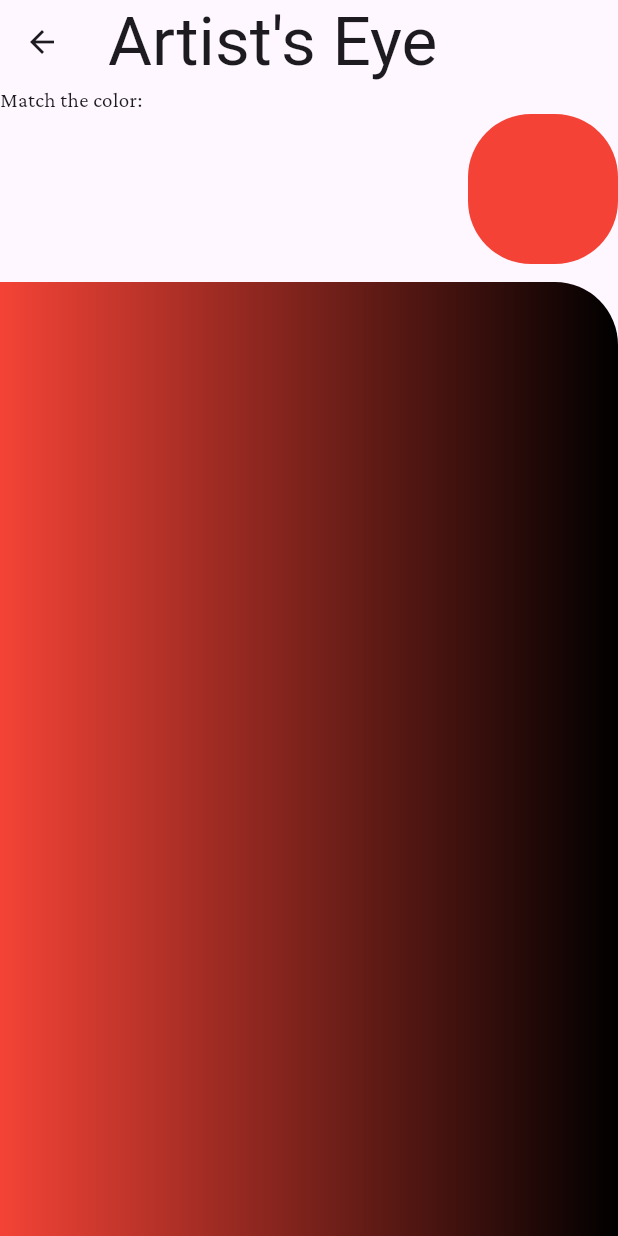
After one commit to MichaelRFairhurst/artists_eye, a Flutter app: the screen it shows after launch, after a tap on "Match Color", on a phone screen of 412 x 824 dp. The commit adds this screen. Run offline on Flutter 3.47's test engine with Material 3 defaults, Android fonts, the light colour scheme and no system bars; our stand-ins replace google_fonts; Roboto replaces fonts that are missing (Alata).

Commit message:
Add beginnings of new page and heros between pages.

```diff
--- a/lib/main.dart
+++ b/lib/main.dart
@@ -1,4 +1,5 @@
 import 'package:artists_eye/src/challenges/routes/challenges_list.dart';
+import 'package:artists_eye/src/play/routes/play.dart';
 import 'package:flutter/material.dart';
 import 'package:google_fonts/google_fonts.dart';
 
@@ -12,18 +13,21 @@ class MyApp extends StatelessWidget {
   // This widget is the root of your application.
   @override
   Widget build(BuildContext context) {
-	final textTheme = Theme.of(context).textTheme;
+    final textTheme = Theme.of(context).textTheme;
     return MaterialApp(
       title: "Artist's Eye",
       theme: ThemeData(
         colorScheme: ColorScheme.fromSeed(seedColor: Colors.deepPurple),
         useMaterial3: true,
-		textTheme: GoogleFonts.crimsonProTextTheme(),
-		appBarTheme: AppBarTheme(
-		  titleTextStyle: GoogleFonts.alata(textStyle: textTheme.displayMedium),
-		),
+        textTheme: GoogleFonts.crimsonProTextTheme(),
+        appBarTheme: AppBarTheme(
+          titleTextStyle: GoogleFonts.alata(textStyle: textTheme.displayMedium),
+        ),
       ),
       home: const ChallengesList(),
+      routes: {
+        'play': (context) => const Play(),
+      },
     );
   }
 }
--- a/lib/src/challenges/widgets/challenge_tile.dart
+++ b/lib/src/challenges/widgets/challenge_tile.dart
@@ -1,4 +1,6 @@
+import 'package:artists_eye/src/challenges/widgets/hero_background_gradient.dart';
 import 'package:artists_eye/src/color/models/color_effect.dart';
+import 'package:artists_eye/src/play/routes/play.dart';
 import 'package:flutter/material.dart';
 import 'package:artists_eye/src/util/widgets/changing_color.dart';
 
@@ -14,36 +16,51 @@ class ChallengeTile extends StatelessWidget {
   final ColorEffect tileColorEffect;
   final ColorEffect rightColorEffect;
 
+  Widget background(Color colorLeft, Color colorRight) {
+	return HeroBackgroundGradient(
+      tag: name == 'Match Color' ? 'gradient' : name,
+	  colorLeft: colorLeft,
+	  colorRight: colorRight,
+	  borderRadius: 42,
+	  rightColorEffect: rightColorEffect,
+	);
+  }
+
   @override
   Widget build(BuildContext context) {
     return Padding(
       padding: const EdgeInsets.only(left: 16, right: 16, top: 10, bottom: 10),
-      child: Material(
-        color: Colors.transparent,
       child: ChangingColors(
         builder: (context, colorLeft, colorRight, _) {
-            return DecoratedBox(
-              decoration: BoxDecoration(
+          return Stack(
+            children: [
+              Positioned.fill(
+                child: background(colorLeft, colorRight),
+              ),
+              Material(
+                color: Colors.transparent,
+                child: InkWell(
                   borderRadius: BorderRadius.circular(42),
-                gradient: LinearGradient(
-                  colors: [colorLeft, rightColorEffect.perform(colorRight)],
-                ),
-                boxShadow: [
-                  BoxShadow(
-                    color: Colors.white.withOpacity(0.3),
-                    offset: const Offset(0, 0),
-                    blurRadius: 8,
-                  ),
-                ],
-              ),
+                  onTap: () {
+                    Navigator.push(
+                        context,
+                        PageRouteBuilder(
+                          transitionDuration: const Duration(seconds: 1),
+                          reverseTransitionDuration: const Duration(seconds: 1),
+                          pageBuilder: (_, __, ___) => Play(),
+                        ));
+                  },
                   child: Row(
                     children: [
                       Padding(
                         padding: const EdgeInsets.all(24),
+                        child: Hero(
+                          tag: name == 'Match Color' ? 'findme' : 'f$name',
                           child: DecoratedBox(
                             decoration: BoxDecoration(
                               borderRadius: BorderRadius.circular(26),
-                        color: tileColorEffect.perform(Color.lerp(colorLeft, colorRight, 0.6)!),
+                              color: tileColorEffect.perform(
+                                  Color.lerp(colorLeft, colorRight, 0.6)!),
                               boxShadow: [
                                 BoxShadow(
                                   color: Colors.black.withOpacity(0.5),
@@ -55,6 +72,7 @@ class ChallengeTile extends StatelessWidget {
                             child: const SizedBox(
                               height: 80,
                               width: 80,
+                            ),
                           ),
                         ),
                       ),
@@ -70,9 +88,11 @@ class ChallengeTile extends StatelessWidget {
                       ),
                     ],
                   ),
+                ),
+              ),
+            ],
           );
         },
-        ),
       ),
     );
   }
--- /dev/null
+++ b/lib/src/challenges/widgets/hero_background_gradient.dart
@@ -0,0 +1,60 @@
+import 'package:artists_eye/src/color/models/color_effect.dart';
+import 'package:flutter/material.dart';
+
+class HeroBackgroundGradient extends StatelessWidget {
+  final String tag;
+  final double borderRadius;
+  final Color colorLeft;
+  final Color colorRight;
+  final ColorEffect rightColorEffect;
+
+  const HeroBackgroundGradient({
+    required this.tag,
+    required this.borderRadius,
+    required this.colorLeft,
+    required this.colorRight,
+    required this.rightColorEffect,
+    super.key,
+  });
+
+  @override
+  Widget build(BuildContext context) {
+    return Hero(
+      tag: tag,
+      flightShuttleBuilder: (context, anim, direction, _, __) {
+        return AnimatedBuilder(
+          animation: anim,
+          builder: (context, _) {
+            return buildWithProgress(anim.value);
+          },
+        );
+      },
+      child: buildWithProgress(0.0),
+    );
+  }
+
+  Widget buildWithProgress(double progress) {
+    final blendedCorner = Radius.circular(42 * (1 - progress));
+    const unchangingCorner = Radius.circular(42);
+    return DecoratedBox(
+      decoration: BoxDecoration(
+        borderRadius: BorderRadius.only(
+          topLeft: blendedCorner,
+          topRight: unchangingCorner,
+          bottomRight: blendedCorner,
+          bottomLeft: blendedCorner,
+        ),
+        gradient: LinearGradient(
+          colors: [colorLeft, rightColorEffect.perform(colorRight)],
+        ),
+        boxShadow: [
+          BoxShadow(
+            color: Colors.white.withOpacity(0.3),
+            offset: const Offset(0, 0),
+            blurRadius: 8,
+          ),
+        ],
+      ),
+    );
+  }
+}
--- /dev/null
+++ b/lib/src/play/routes/play.dart
@@ -0,0 +1,53 @@
+import 'package:flutter/material.dart';
+
+class Play extends StatelessWidget {
+  const Play({super.key});
+
+  @override
+  Widget build(BuildContext context) {
+    return Scaffold(
+      appBar: AppBar(
+        title: const Text("Artist's Eye"),
+      ),
+      body: Column(
+        crossAxisAlignment: CrossAxisAlignment.stretch,
+		verticalDirection: VerticalDirection.up,
+        children: [
+          const Text('Match the color:'),
+          Align(
+            alignment: Alignment.centerRight,
+            child: Hero(
+              tag: 'findme',
+              child: DecoratedBox(
+                decoration: BoxDecoration(
+                  borderRadius: BorderRadius.circular(42),
+                  color: Colors.red,
+                ),
+                child: const SizedBox(
+                  height: 100,
+                  width: 100,
+                ),
+              ),
+            ),
+          ),
+          const SizedBox(height: 12),
+          const Expanded(
+            child: Hero(
+              tag: 'gradient',
+              child: DecoratedBox(
+                decoration: BoxDecoration(
+                  borderRadius:
+                      BorderRadius.only(topRight: Radius.circular(42.0)),
+                  gradient: LinearGradient(colors: [
+                    Colors.red,
+                    Colors.black,
+                  ]),
+                ),
+              ),
+            ),
+          ),
+        ].reversed.toList(),
+      ),
+    );
+  }
+}
```
Lines whose indentation alone changed are shown as unchanged.
